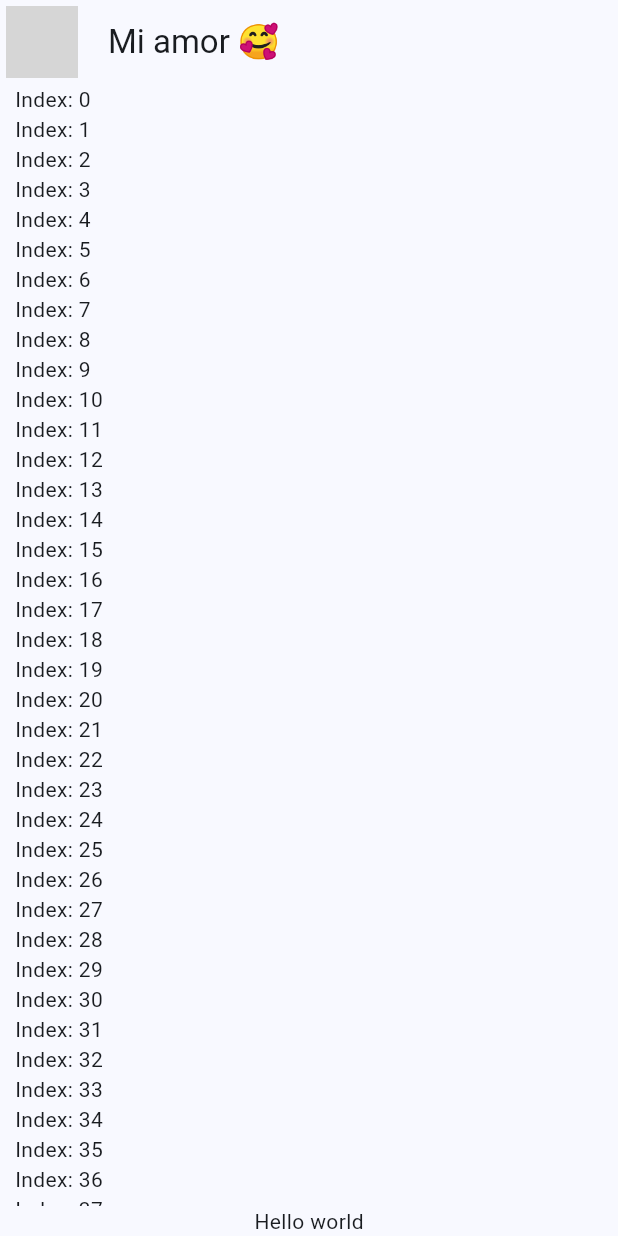
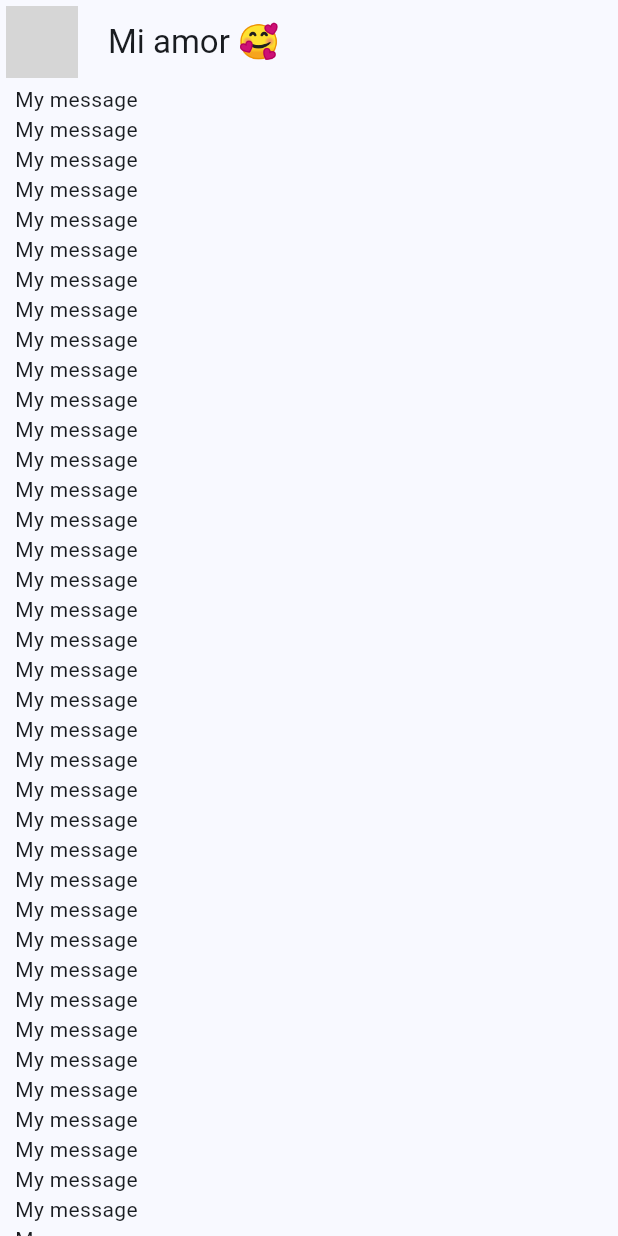
Before and after one commit to Danieruone/yes-no-app, a Flutter app: the screen it shows after launch, on a phone screen of 412 x 824 dp. Run offline on Flutter 3.47's test engine with Material 3 defaults, Android fonts, the phone set to English and light mode, and no system bars; network calls fail; grey boxes are pictures that could not be loaded.

Commit message:
Add message buble widget

```diff
--- a/lib/main.dart
+++ b/lib/main.dart
@@ -1,6 +1,6 @@
 import 'package:flutter/material.dart';
 import 'package:yes_no_app/config/theme/app_theme.dart';
-import 'package:yes_no_app/presentation/chat/chat_screen.dart';
+import 'package:yes_no_app/presentation/screens/chat_screen.dart';
 
 void main() => runApp(const MyApp());
 
--- a/lib/presentation/chat/chat_screen.dart
+++ b/lib/presentation/screens/chat_screen.dart
@@ -1,4 +1,5 @@
 import "package:flutter/material.dart";
+import "package:yes_no_app/presentation/widgets/chat/my_message_bubble.dart";
 
 class ChatScreen extends StatelessWidget {
   const ChatScreen({super.key});
@@ -32,10 +33,9 @@ class _ChatView extends StatelessWidget {
               child: ListView.builder(
             itemCount: 100,
             itemBuilder: (context, index) {
-              return Text('Index: $index');
+              return const MyMessageBubble();
             },
           )),
-          const Text('Hello world')
         ]),
       ),
     );
--- /dev/null
+++ b/lib/presentation/widgets/chat/my_message_bubble.dart
@@ -0,0 +1,10 @@
+import 'package:flutter/material.dart';
+
+class MyMessageBubble extends StatelessWidget {
+  const MyMessageBubble({super.key});
+
+  @override
+  Widget build(BuildContext context) {
+    return const Text("My message");
+  }
+}
```
